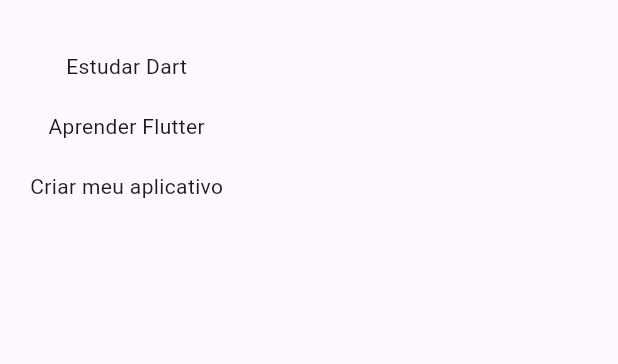
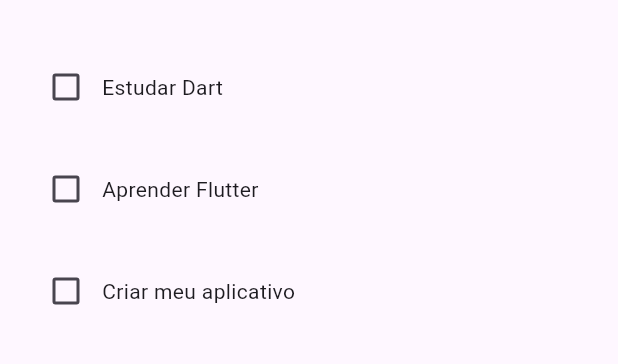
Before and after one commit to CaioDalNegro/task-flow-flutter-app, a Flutter app: the screen it shows after launch, on a phone screen of 412 x 824 dp, the part 63-427 px from its top. Run offline on Flutter 3.47's test engine with Material 3 defaults, Android fonts, the phone set to English and light mode, and no system bars.

Commit message:
UPDATE: Atualizando a estrutura correta

```diff
--- a/lib/main.dart
+++ b/lib/main.dart
@@ -28,7 +28,7 @@ class HomePage extends StatefulWidget {
 
 // Estado da HomePage ---------------------------------------------->
 class _HomePageState extends State<HomePage> {
-  // bool tarefaConcluida = false;
+  bool tarefaConcluida = false;
 
   @override
   Widget build(BuildContext context) {
@@ -38,21 +38,50 @@ class _HomePageState extends State<HomePage> {
       ),
       body: Padding(
         padding: const EdgeInsets.all(20),
-        child: const Column(
+        child: Column(
           children: [
-            Text('Estudar Dart'),
-
-            SizedBox(
-              height: 20,
+            Row(
+              children: [
+                Checkbox(
+                  value: tarefaConcluida,
+                  onChanged: (value) {
+                    setState(() {
+                      tarefaConcluida = value!;
+                    });
+                  },
+                ),
+                const Text('Estudar Dart'),
+              ],
             ),
-
-            Text('Aprender Flutter'),
-
-            SizedBox(
-              height: 20,
+            SizedBox(height: 20,),
+            Row(
+              children: [
+                Checkbox(
+                  value: tarefaConcluida,
+                  onChanged: (value) {
+                    setState(() {
+                      tarefaConcluida = value!;
+                    });
+                  },
+                ),
+                const Text('Aprender Flutter'),
+              ],
             ),
-
-            Text('Criar meu aplicativo'),
+            SizedBox(height: 20,),
+            Row(
+              children: [
+                Checkbox(
+                  value: tarefaConcluida,
+                  onChanged: (value) {
+                    setState(() {
+                      tarefaConcluida = value!;
+                    });
+                  },
+                ),
+                const Text('Criar meu aplicativo'),
+              ],
+            ),
+            SizedBox(height: 20,),
           ],
         ),
       ),
```
